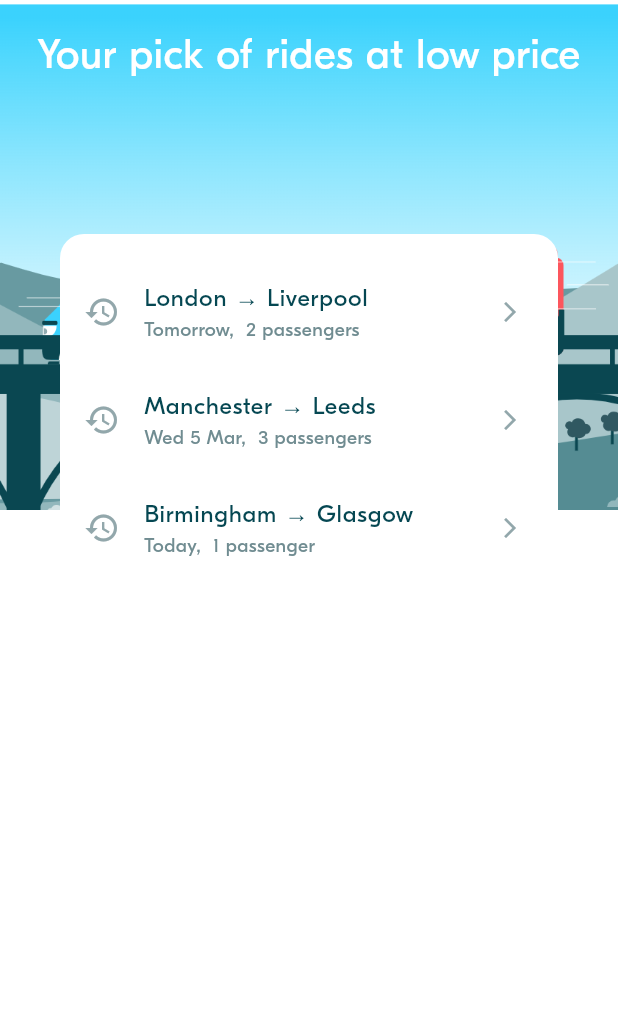
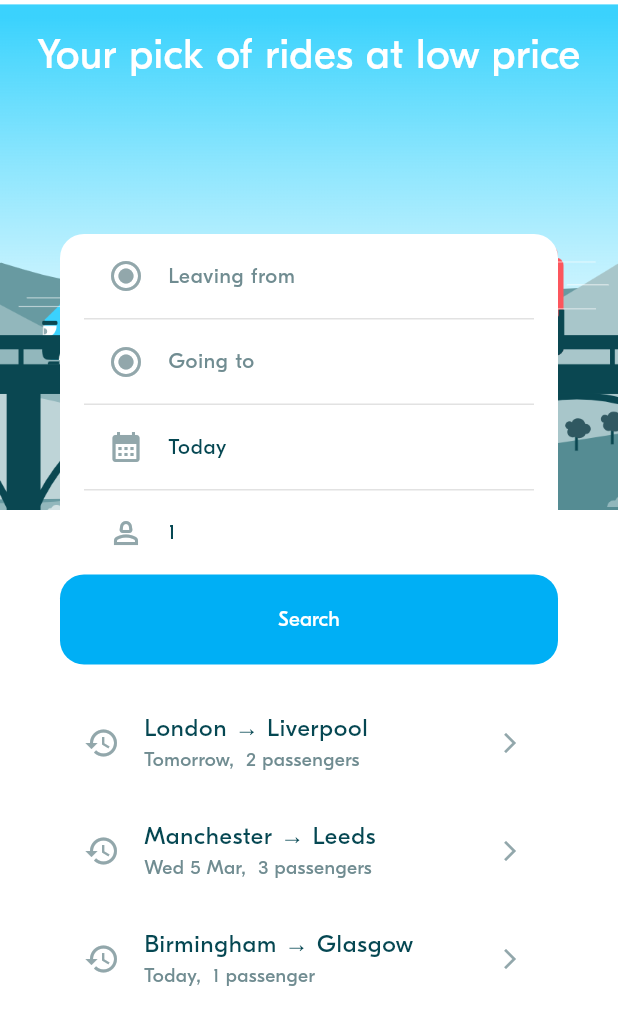
Before and after one commit to SocheatKhoeun/blablacar-lap, a Flutter app: the screen it shows after launch, on a phone screen of 412 x 824 dp. Shown: the top 1025 px of the screen. Run offline on Flutter 3.47's test engine with Material 3 defaults, Android fonts, the phone set to English and light mode, and no system bars; project files that could hold a hidden picture were left out.

Commit message:
BLA-004 – Implement Ride Preferences Form

```diff
--- a/lib/model/ride/locations.dart
+++ b/lib/model/ride/locations.dart
@@ -19,6 +19,11 @@ class Location {
   final Country country;
 
   const Location({required this.name, required this.country});
+
+   // Constructor to copy another Location
+  Location.copy(Location other)
+      : name = other.name,
+        country = other.country;
 
   @override
   bool operator ==(Object other) {
--- a/lib/screens/ride_pref/widgets/ride_pref_form.dart
+++ b/lib/screens/ride_pref/widgets/ride_pref_form.dart
@@ -1,7 +1,13 @@
 import 'package:flutter/material.dart';
 
-import '../../../model/ride/locations.dart';
-import '../../../model/ride_pref/ride_pref.dart';
+import '/model/ride/locations.dart';
+import '/model/ride_pref/ride_pref.dart';
+import '/theme/theme.dart';
+import '/utils/date_time_util.dart';
+import '/widgets/actions/bla_button.dart';
+import '/widgets/display/bla_divider.dart';
+import '/widgets/inputs/bla_location_picker.dart';
+import 'ride_pref_input_tile.dart';
 
 ///
 /// A Ride Preference From is a view to select:
@@ -38,28 +44,131 @@ class _RidePrefFormState extends State<RidePrefForm> {
   void initState() {
     super.initState();
     // TODO
+    if (widget.initRidePref != null) {
+      departure = widget.initRidePref!.departure;
+      arrival = widget.initRidePref!.arrival;
+      departureDate = widget.initRidePref!.departureDate;
+      requestedSeats = widget.initRidePref!.requestedSeats;
+    } else {
+      departure = null; // User must select a departure location
+      arrival = null;   // User must select an arrival location
+      departureDate = DateTime.now(); // Default to current date
+      requestedSeats = 1; // Default to 1 seat
+    }
   }
 
   // ----------------------------------
   // Handle events
   // ----------------------------------
 
+  /// Handles the selection of the departure location
+  void onDeparturePressed() async {
+    final selectedLocation = await Navigator.of(context).push<Location>(
+      MaterialPageRoute(builder: (ctx) => const BlaLocationPicker()),
+    );
+
+    if (selectedLocation != null) {
+      setState(() => departure = selectedLocation);
+    }
+  }
+
+  /// Handles the selection of the arrival location
+  void onArrivalPressed() async {
+    final selectedLocation = await Navigator.of(context).push<Location>(
+      MaterialPageRoute(builder: (ctx) => const BlaLocationPicker()),
+    );
+
+    if (selectedLocation != null) {
+      setState(() => arrival = selectedLocation);
+    }
+  }
+
+  /// Swaps the departure and arrival locations if both are selected
+  void onSwappingLocationPressed() {
+    if (departure != null && arrival != null) {
+      setState(() {
+        final temp = departure!;
+        departure = Location.copy(arrival!);
+        arrival = Location.copy(temp);
+      });
+    }
+  }
+
+  /// Submits the form.
+  void onSubmit() {
+    ///TODO
+  }
 
   // ----------------------------------
   // Compute the widgets rendering
   // ----------------------------------
 
+  /// Getters for UI labels and placeholders.
+  String get departureLabel => departure?.name ?? "Leaving from";
+  String get arrivalLabel => arrival?.name ?? "Going to";
+  String get dateLabel => DateTimeUtils.formatDateTime(departureDate);
+  String get numberLabel => requestedSeats.toString();
+
+  bool get showDeparturePlaceholder => departure == null;
+  bool get showArrivalPlaceholder => arrival == null;
+  bool get switchVisible => departure != null && arrival != null;
+
+
 
   // ----------------------------------
   // Build the widgets
   // ----------------------------------
+
   @override
   Widget build(BuildContext context) {
     return Column(
-        mainAxisAlignment: MainAxisAlignment.start,
-        crossAxisAlignment: CrossAxisAlignment.stretch,
-        children: [
+      crossAxisAlignment: CrossAxisAlignment.stretch,
+      children: [
+        Padding(
+          padding: const EdgeInsets.symmetric(horizontal: BlaSpacings.m),
+          child: Column(
+            children: [
+              // Ride departure
+              RidePrefInputTile(
+                isPlaceHolder: showDeparturePlaceholder,
+                title: departureLabel,
+                leftIcon: Icons.radio_button_checked_outlined,
+                onPressed: onDeparturePressed,
+                rightIcon: switchVisible ? Icons.swap_vert : null,
+                onRightIconPressed: switchVisible ? onSwappingLocationPressed : null,
+              ),
+              const BlaDivider(),
 
-        ]);
+              // Ride arrival
+              RidePrefInputTile(
+                isPlaceHolder: showArrivalPlaceholder,
+                title: arrivalLabel,
+                leftIcon: Icons.radio_button_checked_outlined,
+                onPressed: onArrivalPressed,
+              ),
+              const BlaDivider(),
+
+              // Ride date
+              RidePrefInputTile(
+                title: dateLabel,
+                leftIcon: Icons.calendar_month,
+                onPressed: () {},
+              ),
+              const BlaDivider(),
+
+              // Requested number of seats
+              RidePrefInputTile(
+                title: numberLabel,
+                leftIcon: Icons.person_2_outlined,
+                onPressed: () {},
+              ),
+            ],
+          ),
+        ),
+
+        // Search
+        BlaButton(text: 'Search', onPressed: onSubmit),
+      ],
+    );
   }
 }
--- /dev/null
+++ b/lib/screens/ride_pref/widgets/ride_pref_input_tile.dart
@@ -0,0 +1,45 @@
+import 'package:flutter/material.dart';
+import '/widgets/actions/bla_icon_button.dart';
+import '../../../theme/theme.dart';
+
+/// A selectable tile for the Ride Preference screen.
+class RidePrefInputTile extends StatelessWidget {
+  final String title;
+  final VoidCallback onPressed;
+  final IconData leftIcon;
+  final bool isPlaceHolder;
+  final IconData? rightIcon;
+  final VoidCallback? onRightIconPressed;
+
+  const RidePrefInputTile({
+    super.key,
+    required this.title,
+    required this.onPressed,
+    required this.leftIcon,
+    this.rightIcon,
+    this.onRightIconPressed,
+    this.isPlaceHolder = false,
+  });
+
+  @override
+  Widget build(BuildContext context) {
+    return ListTile(
+      onTap: onPressed,
+      title: Text(
+        title,
+        style: BlaTextStyles.button.copyWith(
+          fontSize: 14,
+          color: isPlaceHolder ? BlaColors.textLight : BlaColors.textNormal,
+        ),
+      ),
+      leading: Icon(
+        leftIcon,
+        size: BlaSize.icon,
+        color: BlaColors.iconLight,
+      ),
+      trailing: rightIcon != null
+          ? BlaIconButton(icon: rightIcon!, onPressed: onRightIconPressed)
+          : null,
+    );
+  }
+}
--- a/lib/theme/theme.dart
+++ b/lib/theme/theme.dart
@@ -42,6 +42,10 @@ class BlaColors {
   }
 }
 
+class BlaSize {
+  static const double icon = 24;
+}
+
 ///
 /// Definition of App text styles.
 ///
```
Also changed, not shown: lib/widgets/actions/bla_icon_button.dart (added, +25 -0 lines), lib/widgets/inputs/bla_location_picker.dart (added, +17 -0 lines).
